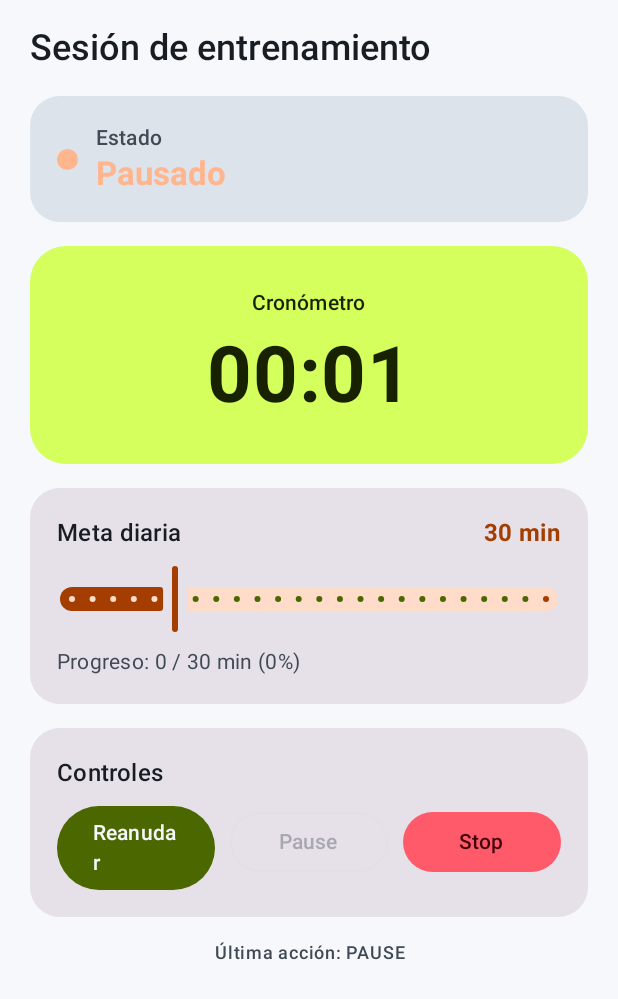
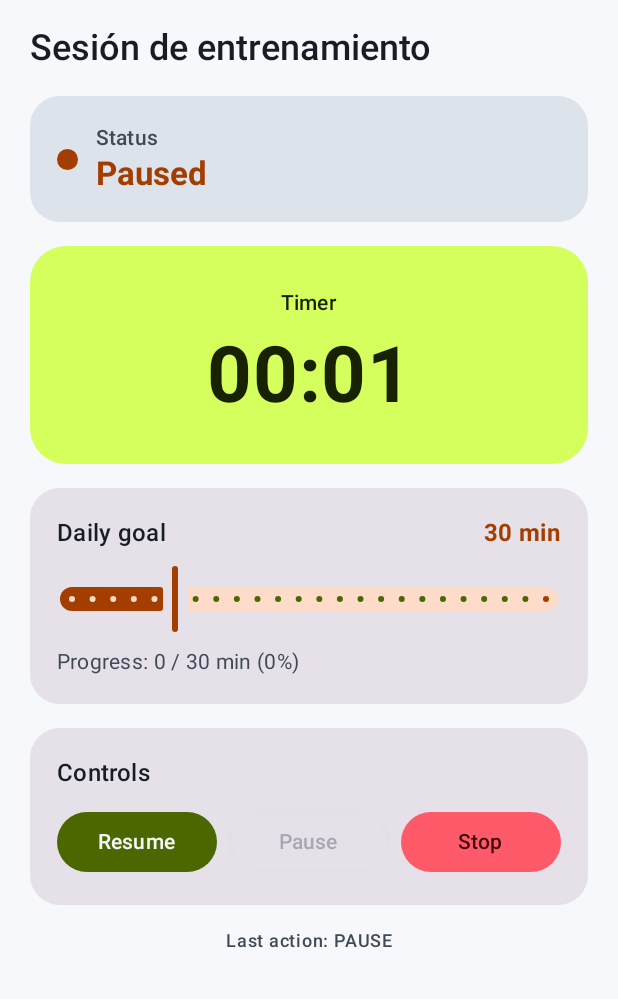
Before and after one commit to alejandr003/Fitness-Tracker-Workout-Session-Companion, an Android app built with Jetpack Compose: the screen it shows after launch (MainActivity), after a tap on "Pause", on a phone screen of 412 x 824 dp. Shown: the top 999 px of the screen. Run offline under Robolectric (Android 15) with nearby library versions, the phone set to English and light mode, and no system bars; libraries missing offline, so code that uses them is left out: com.google.android.gms; 2 statements that could not run were skipped; 1 other tap on this screen came first.

Commit message:
fix(mobile): improve active visibility, responsive controls, and English-only UI

```diff
--- a/mobile/src/main/java/com/jesuschanyneyzerlopez/fitnesstrackerworkoutsessioncompanion/ui/dashboard/DashboardScreen.kt
+++ b/mobile/src/main/java/com/jesuschanyneyzerlopez/fitnesstrackerworkoutsessioncompanion/ui/dashboard/DashboardScreen.kt
@@ -4,6 +4,7 @@ import androidx.compose.foundation.background
 import androidx.compose.foundation.layout.Arrangement
 import androidx.compose.foundation.layout.Box
 import androidx.compose.foundation.layout.Column
+import androidx.compose.foundation.layout.PaddingValues
 import androidx.compose.foundation.layout.Row
 import androidx.compose.foundation.layout.Spacer
 import androidx.compose.foundation.layout.fillMaxSize
@@ -32,6 +33,7 @@ import androidx.compose.ui.Modifier
 import androidx.compose.ui.draw.clip
 import androidx.compose.ui.text.font.FontWeight
 import androidx.compose.ui.text.style.TextAlign
+import androidx.compose.ui.text.style.TextOverflow
 import androidx.compose.ui.tooling.preview.Preview
 import androidx.compose.ui.unit.dp
 import androidx.compose.ui.unit.sp
@@ -102,7 +104,7 @@ fun WorkoutDashboardContent(
 
             state.lastAction?.let { action ->
                 Text(
-                    text = "Última acción: $action",
+                    text = "Last action: $action",
                     style = MaterialTheme.typography.labelMedium,
                     color = MaterialTheme.colorScheme.onSurfaceVariant,
                     modifier = Modifier.fillMaxWidth(),
@@ -135,7 +137,7 @@ private fun SessionStatusCard(state: WorkoutUiState, statusColor: Color) {
             Spacer(modifier = Modifier.width(12.dp))
             Column {
                 Text(
-                    text = "Estado",
+                    text = "Status",
                     style = MaterialTheme.typography.labelLarge,
                     color = MaterialTheme.colorScheme.onSurfaceVariant,
                 )
@@ -163,7 +165,7 @@ private fun TimerCard(state: WorkoutUiState, statusColor: Color) {
             horizontalAlignment = Alignment.CenterHorizontally,
         ) {
             Text(
-                text = "Cronómetro",
+                text = "Timer",
                 style = MaterialTheme.typography.labelLarge,
                 color = MaterialTheme.colorScheme.onPrimaryContainer,
             )
@@ -172,9 +174,13 @@ private fun TimerCard(state: WorkoutUiState, statusColor: Color) {
                 text = formatElapsed(state.elapsedTimeMs),
                 fontSize = 52.sp,
                 fontWeight = FontWeight.Bold,
-                color = statusColor.takeIf { state.sessionState == WorkoutSessionState.ACTIVE }
-                    ?: MaterialTheme.colorScheme.onPrimaryContainer,
+                color = if (state.sessionState == WorkoutSessionState.ACTIVE) {
+                    MaterialTheme.colorScheme.primary
+                } else {
+                    MaterialTheme.colorScheme.onPrimaryContainer
+                },
                 textAlign = TextAlign.Center,
+                maxLines = 1,
             )
         }
     }
@@ -201,7 +207,7 @@ private fun DailyGoalCard(
                 verticalAlignment = Alignment.CenterVertically,
             ) {
                 Text(
-                    text = "Meta diaria",
+                    text = "Daily goal",
                     style = MaterialTheme.typography.titleMedium,
                     fontWeight = FontWeight.SemiBold,
                 )
@@ -223,7 +229,7 @@ private fun DailyGoalCard(
                 ),
             )
             Text(
-                text = "Progreso: $elapsedMinutes / $dailyGoalMinutes min (${(progress * 100).roundToInt()}%)",
+                text = "Progress: $elapsedMinutes / $dailyGoalMinutes min (${(progress * 100).roundToInt()}%)",
                 style = MaterialTheme.typography.bodyMedium,
                 color = MaterialTheme.colorScheme.onSurfaceVariant,
             )
@@ -251,47 +257,55 @@ private fun ControlsCard(
             verticalArrangement = Arrangement.spacedBy(10.dp),
         ) {
             Text(
-                text = "Controles",
+                text = "Controls",
                 style = MaterialTheme.typography.titleMedium,
                 fontWeight = FontWeight.SemiBold,
             )
             Row(
                 modifier = Modifier.fillMaxWidth(),
-                horizontalArrangement = Arrangement.spacedBy(10.dp),
+                horizontalArrangement = Arrangement.spacedBy(8.dp),
             ) {
                 Button(
                     onClick = onStart,
                     enabled = canStart,
                     modifier = Modifier.weight(1f),
+                    contentPadding = PaddingValues(horizontal = 8.dp, vertical = 10.dp),
                     colors = ButtonDefaults.buttonColors(
                         containerColor = MaterialTheme.colorScheme.primary,
                         contentColor = MaterialTheme.colorScheme.onPrimary,
                     ),
                 ) {
-                    Text(if (sessionState == WorkoutSessionState.PAUSED) "Reanudar" else "Start")
+                    Text(
+                        text = if (sessionState == WorkoutSessionState.PAUSED) "Resume" else "Start",
+                        maxLines = 1,
+                        softWrap = false,
+                        overflow = TextOverflow.Ellipsis,
+                    )
                 }
                 OutlinedButton(
                     onClick = onPause,
                     enabled = canPause,
                     modifier = Modifier.weight(1f),
+                    contentPadding = PaddingValues(horizontal = 8.dp, vertical = 10.dp),
                 ) {
-                    Text("Pause")
+                    Text("Pause", maxLines = 1, softWrap = false, overflow = TextOverflow.Ellipsis)
                 }
                 Button(
                     onClick = onStop,
                     enabled = canStop,
                     modifier = Modifier.weight(1f),
+                    contentPadding = PaddingValues(horizontal = 8.dp, vertical = 10.dp),
                     colors = ButtonDefaults.buttonColors(
                         containerColor = MaterialTheme.colorScheme.error,
                         contentColor = MaterialTheme.colorScheme.onError,
                     ),
                 ) {
-                    Text("Stop")
+                    Text("Stop", maxLines = 1, softWrap = false, overflow = TextOverflow.Ellipsis)
                 }
             }
             if (isActive) {
                 Text(
-                    text = "Sesión activa: el cronómetro está corriendo.",
+                    text = "Session active: timer running.",
                     style = MaterialTheme.typography.bodySmall,
                     color = MaterialTheme.colorScheme.primary,
                 )
@@ -301,17 +315,18 @@ private fun ControlsCard(
 }
 
 private fun sessionStatusLabel(state: WorkoutSessionState): String = when (state) {
-    WorkoutSessionState.IDLE -> "Inactivo"
-    WorkoutSessionState.ACTIVE -> "Activo"
-    WorkoutSessionState.PAUSED -> "Pausado"
-    WorkoutSessionState.STOPPED -> "Detenido"
+    WorkoutSessionState.IDLE -> "Idle"
+    WorkoutSessionState.ACTIVE -> "Active"
+    WorkoutSessionState.PAUSED -> "Paused"
+    WorkoutSessionState.STOPPED -> "Stopped"
 }
 
+@Composable
 private fun sessionStatusColor(state: WorkoutSessionState): Color = when (state) {
-    WorkoutSessionState.IDLE -> Color(FitnessPalette.STATE_IDLE)
-    WorkoutSessionState.ACTIVE -> Color(FitnessPalette.STATE_ACTIVE)
-    WorkoutSessionState.PAUSED -> Color(FitnessPalette.STATE_PAUSED)
-    WorkoutSessionState.STOPPED -> Color(FitnessPalette.STATE_STOPPED)
+    WorkoutSessionState.IDLE -> MaterialTheme.colorScheme.outline
+    WorkoutSessionState.ACTIVE -> MaterialTheme.colorScheme.primary
+    WorkoutSessionState.PAUSED -> MaterialTheme.colorScheme.secondary
+    WorkoutSessionState.STOPPED -> MaterialTheme.colorScheme.error
 }
 
 private fun formatElapsed(elapsedMs: Long): String {
```
